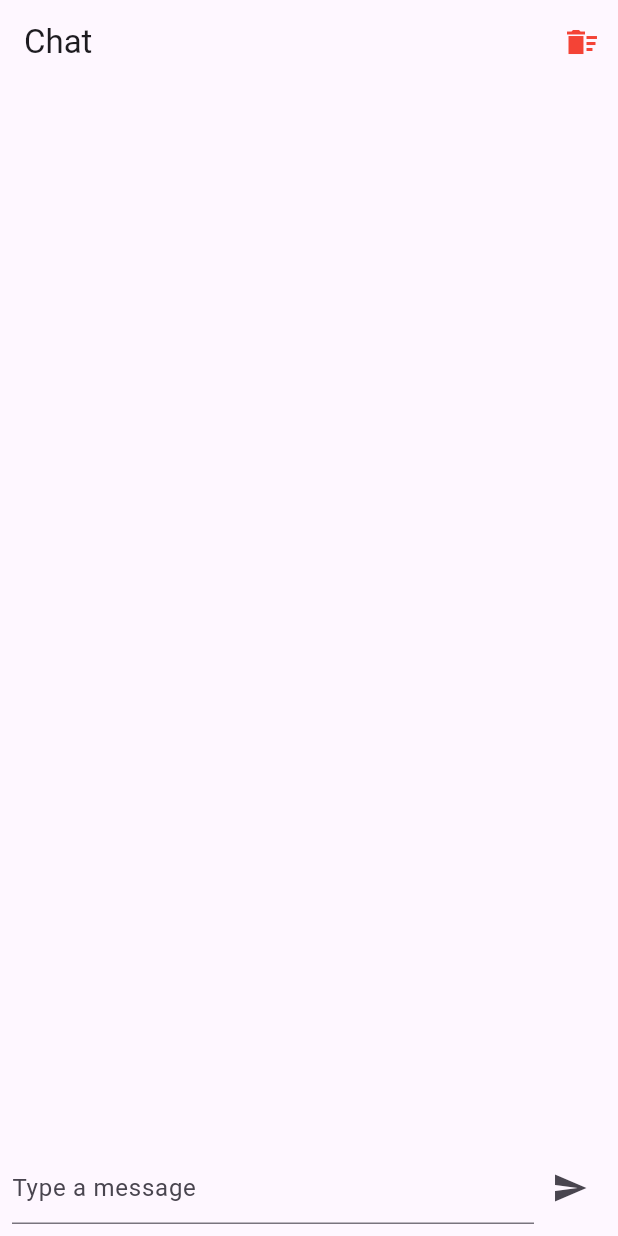
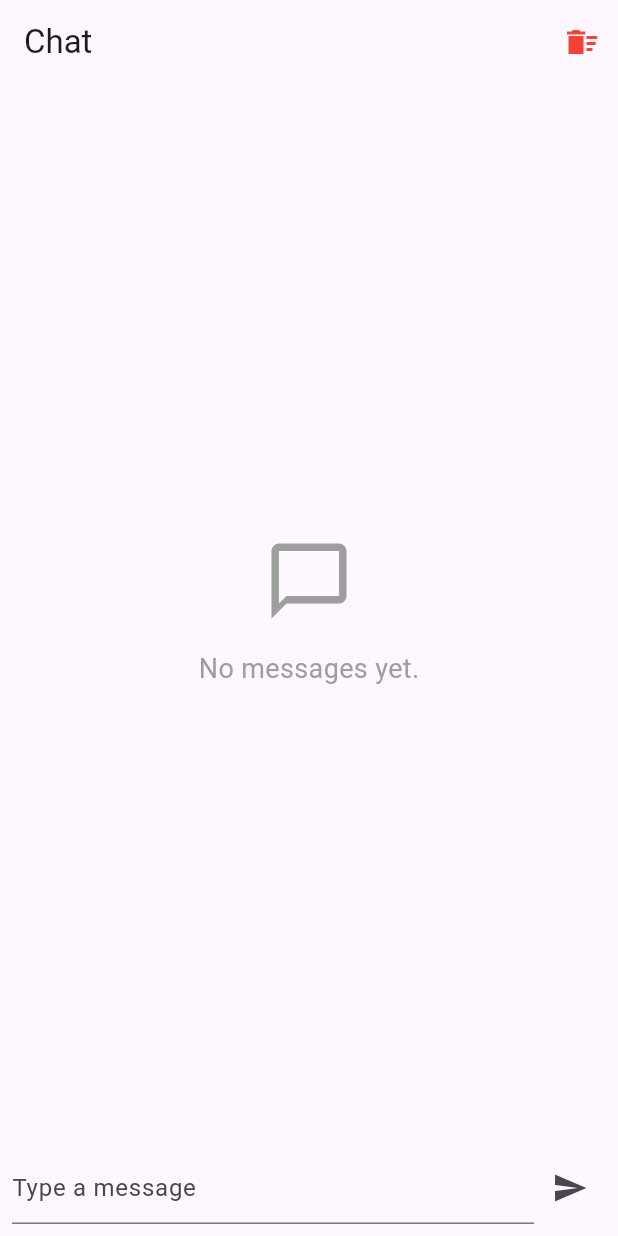
Before and after one commit to jonyszone/message_box, a Flutter app: the screen it shows after launch, on a phone screen of 412 x 824 dp. Run offline on Flutter 3.47's test engine with Material 3 defaults, Android fonts, the phone set to English and light mode, and no system bars; our stand-ins replace hive, hive_flutter; accounts and stored records are empty; network calls fail.

Commit message:
implemented a empty screen

```diff
--- a/lib/screens/chat_screen.dart
+++ b/lib/screens/chat_screen.dart
@@ -65,7 +65,20 @@ class _ChatScreenState extends State<ChatScreen> {
       body: Column(
         children: [
           Expanded(
-            child: ListView.builder(
+            child: chatProvider.messages.isEmpty
+                ? Center(
+              child: Column(
+                mainAxisAlignment: MainAxisAlignment.center,
+                children: <Widget>[
+                  Icon(Icons.chat_bubble_outline, size: 60, color: Colors.grey),
+                  SizedBox(height: 16),
+                  Text(
+                    'No messages yet.',
+                    style: TextStyle(fontSize: 18, color: Colors.grey),
+                  ),
+                ],
+              ),
+            ) : ListView.builder(
               controller: _scrollController,
               itemCount: messages.length,
               itemBuilder: (context, index) {
```
